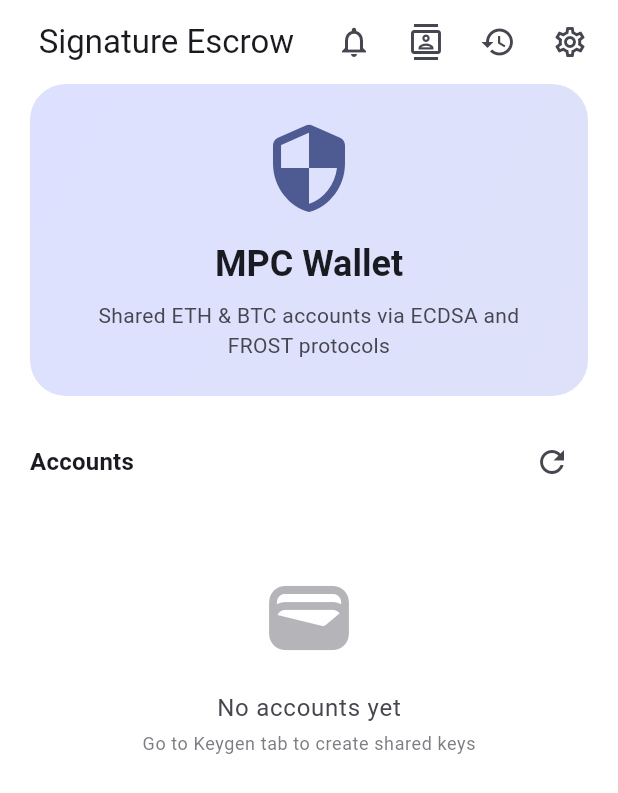
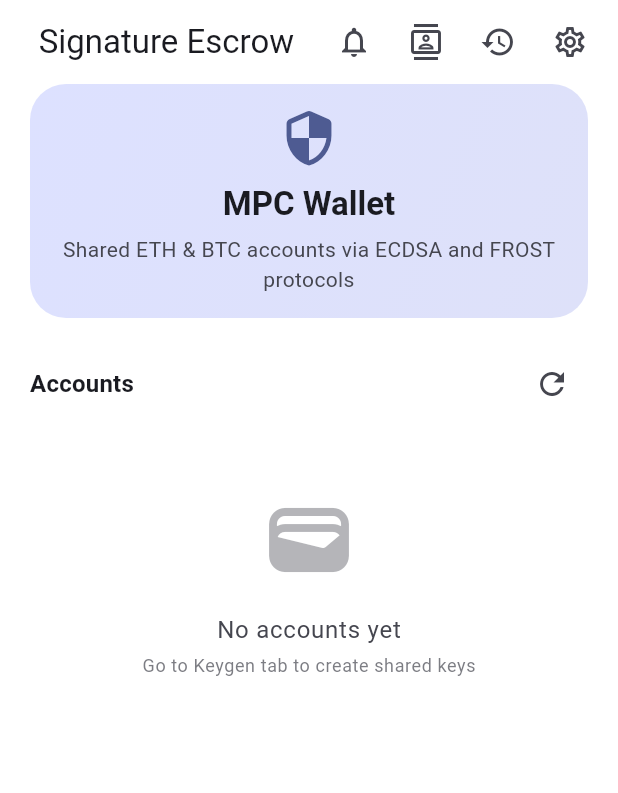
Before and after one commit to valli0x/mpcoven-app, a Flutter app: the AccountsScreen widget shown alone on an empty page, opened directly with empty values, on a phone screen of 412 x 824 dp. Shown: the top 793 px of the screen. Run offline on Flutter 3.47's test engine with Material 3 defaults, Android fonts, the phone set to English and light mode, and no system bars; our stand-ins replace qr_flutter, shared_preferences; missing offline and left inert: dart:js_interop, walletconnect_flutter_v2; accounts and stored records are empty; network calls fail.

Commit message:
Accounts: shrink MPC Wallet hero card ~1/3 (tighter padding, smaller icon/title) so the accounts list sits higher

```diff
--- a/lib/screens/accounts_screen.dart
+++ b/lib/screens/accounts_screen.dart
@@ -155,7 +155,7 @@ class _AccountsScreenState extends State<AccountsScreen> {
                   crossAxisAlignment: CrossAxisAlignment.stretch,
                   children: [
                     Container(
-                      padding: const EdgeInsets.all(24),
+                      padding: const EdgeInsets.symmetric(horizontal: 20, vertical: 16),
                       decoration: BoxDecoration(
                         gradient: LinearGradient(
                           colors: [
@@ -169,14 +169,14 @@ class _AccountsScreenState extends State<AccountsScreen> {
                       ),
                       child: Column(
                         children: [
-                          Icon(Icons.security_rounded, size: 64, color: theme.colorScheme.primary),
-                          const SizedBox(height: 16),
+                          Icon(Icons.security_rounded, size: 40, color: theme.colorScheme.primary),
+                          const SizedBox(height: 10),
                           Text(
                             'MPC Wallet',
-                            style: theme.textTheme.headlineSmall?.copyWith(fontWeight: FontWeight.bold),
+                            style: theme.textTheme.titleLarge?.copyWith(fontWeight: FontWeight.bold),
                             textAlign: TextAlign.center,
                           ),
-                          const SizedBox(height: 8),
+                          const SizedBox(height: 6),
                           Text(
                             'Shared ETH & BTC accounts via ECDSA and FROST protocols',
                             style: theme.textTheme.bodyMedium?.copyWith(
```
